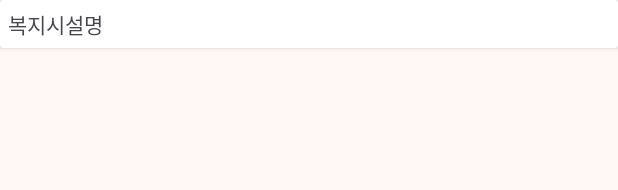
After one commit to PBL3-Organizations/RUOK_Workers, an Android app: the layout organization_items.xml on its own in the app's theme, with its tools: preview values and no code run, on a phone screen of 412 x 824 dp. The commit adds this screen. Shown: the top 190 px of the screen. Run offline under Robolectric (Android 15) with nearby library versions, the phone set to English and light mode, and no system bars.

Commit message:
회원가입 소속찾기 DB 연동

```diff
--- /dev/null
+++ b/app/src/main/res/layout/organization_items.xml
@@ -0,0 +1,31 @@
+<?xml version="1.0" encoding="utf-8"?>
+<androidx.cardview.widget.CardView xmlns:android="http://schemas.android.com/apk/res/android"
+    android:id="@+id/cvOrg"
+    android:layout_width="match_parent"
+    android:layout_height="wrap_content">
+
+    <LinearLayout
+        android:layout_width="match_parent"
+        android:layout_height="match_parent"
+        android:orientation="vertical"
+        android:padding="5dp">
+        <TextView
+            android:id="@+id/tvOrg"
+            android:layout_width="match_parent"
+            android:layout_height="wrap_content"
+            android:text="복지시설명"/>
+        <TextView
+            android:id="@+id/tvOrgNum"
+            android:layout_width="match_parent"
+            android:layout_height="wrap_content"
+            android:text="복지시설번호"
+            android:visibility="gone"/>
+        <TextView
+            android:id="@+id/tvOrgAddr"
+            android:layout_width="match_parent"
+            android:layout_height="match_parent"
+            android:text="복지시설 주소"
+            android:visibility="gone"/>
+    </LinearLayout>
+
+</androidx.cardview.widget.CardView>
```
Also changed, not shown: app/src/main/java/com/example/ruok_workers/OrganizationAdapter.kt (added, +45 -0 lines), app/src/main/java/com/example/ruok_workers/OrganizationItem.kt (added, +10 -0 lines), app/src/main/java/com/example/ruok_workers/RegisterActivity.kt (+46 -25 lines), app/src/main/res/layout/activity_register.xml (+7 -0 lines), app/src/main/res/layout/dialog_search_organizations.xml (+8 -1 lines).
